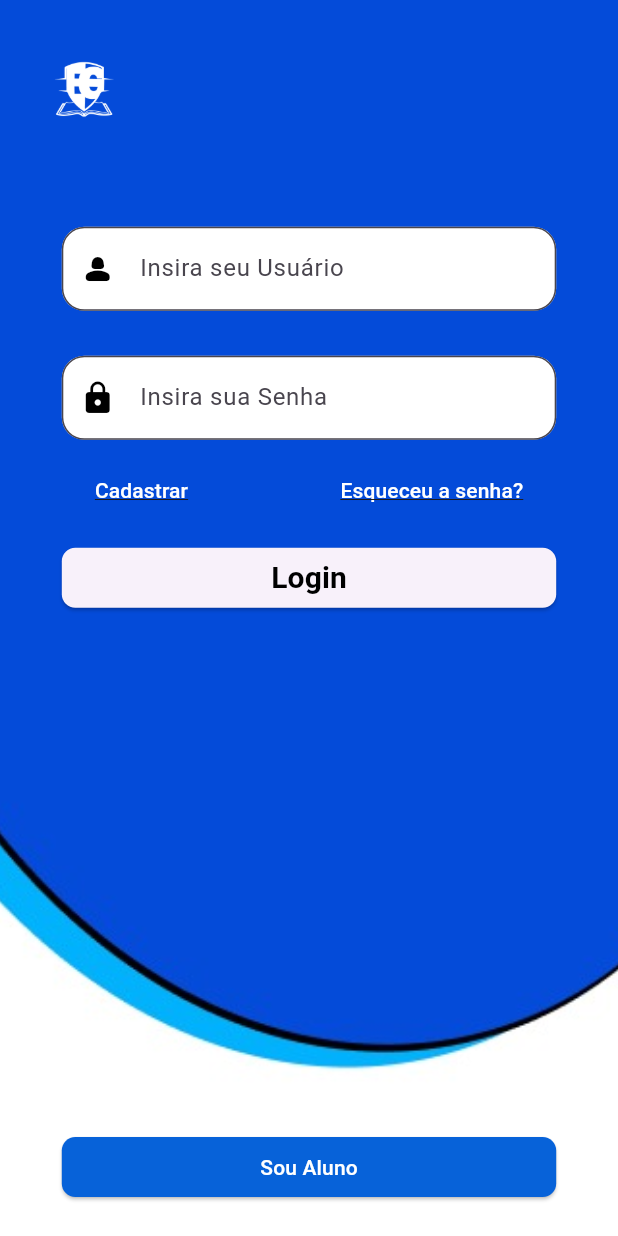
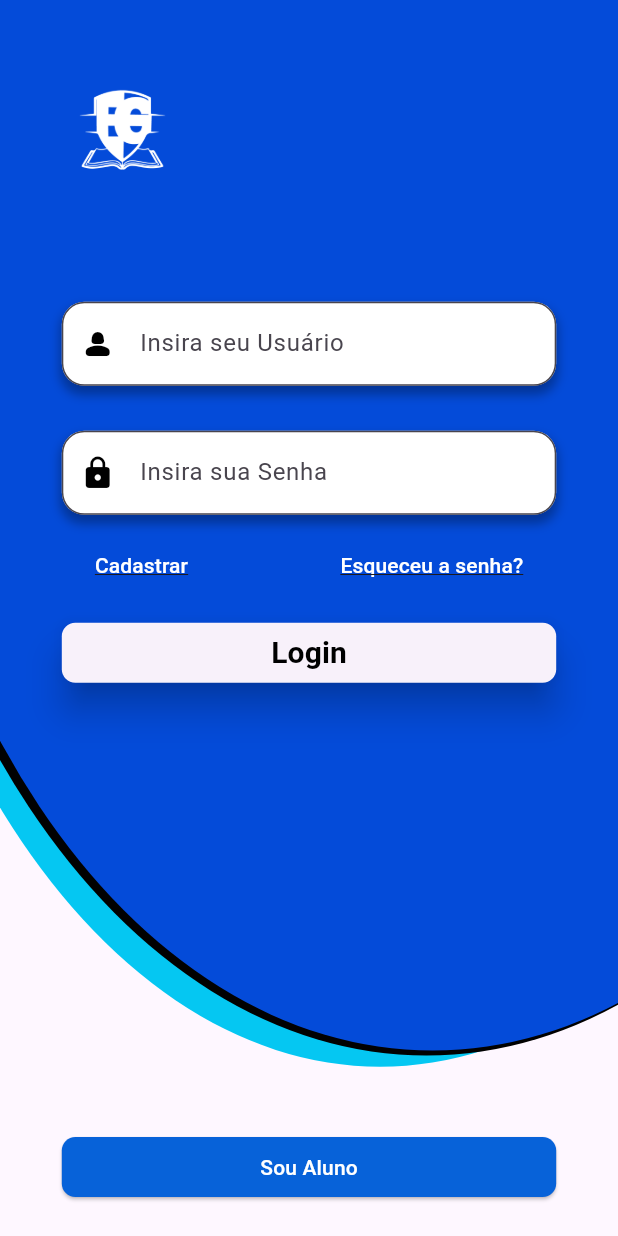
Before and after one commit to luanozn/Educa-Guard-Mobile, a Flutter app: the screen it shows after launch, on a phone screen of 412 x 824 dp. Run offline on Flutter 3.47's test engine with Material 3 defaults, Android fonts, the phone set to English and light mode, and no system bars; missing offline and left inert: face_camera.

Commit message:
Personalizando estilos, e crição do bakcground.

```diff
--- a/lib/views/auth/login_screen.dart
+++ b/lib/views/auth/login_screen.dart
@@ -1,3 +1,4 @@
+import 'package:educa_guardia/views/widgets//CircleBackground.dart';
 import 'package:educa_guardia/controllers/auth_controller.dart';
 import 'package:educa_guardia/views/recover_account_screen.dart';
 import 'package:flutter/material.dart';
@@ -15,12 +16,15 @@ class LoginScreen extends StatelessWidget {
     bool isKeyboardVisible = MediaQuery.of(context).viewInsets.bottom != 0;
 
     return Scaffold(
+
       body: Stack(
         children: [
           Positioned.fill(
-            child: Image.asset(
-              'assets/images/background_login.jpeg',
-              fit: BoxFit.cover,
+            child: CircleBackground(
+              numberOfCircles: 2,
+              colors: [
+                Colors.blue,
+              ],
             ),
           ),
           Column(
@@ -28,7 +32,7 @@ class LoginScreen extends StatelessWidget {
             children: [
               Image.asset(
                 "assets/images/Logo_SimplesBranca.png",
-                width: 110,
+                width: 160,
               ),
               Padding(
                 padding:
@@ -36,7 +40,19 @@ class LoginScreen extends StatelessWidget {
                 child: Form(
                   child: Column(
                     children: [
-                      TextFormField(
+                      Container(
+                        decoration: BoxDecoration(
+                          borderRadius: BorderRadius.circular(15),
+                          boxShadow: [
+                            BoxShadow(
+                              color: Colors.black.withOpacity(0.3),
+                              spreadRadius: 1,
+                              blurRadius: 5,
+                              offset: Offset(0, 5), // changes position of shadow
+                            ),
+                          ],
+                        ),
+                        child: TextFormField(
                           controller: _usernameController,
                           decoration: const InputDecoration(
                             labelText: 'Insira seu Usuário',
@@ -49,20 +65,36 @@ class LoginScreen extends StatelessWidget {
                             filled: true,
                           ),
                         ),
+                      ),
                       const SizedBox(
                         height: 30,
                       ),
-                      TextFormField(
+                      Container(
+                        decoration: BoxDecoration(
+                          borderRadius: BorderRadius.circular(15),
+                          boxShadow: [
+                            BoxShadow(
+                              color: Colors.black.withOpacity(0.3),
+                              spreadRadius: 1,
+                              blurRadius: 5,
+                              offset: Offset(0, 5), // changes position of shadow
+                            ),
+                          ],
+                        ),
+                        child: TextFormField(
                           controller: _passwordController,
+                          obscureText: true, // Para esconder a senha
                           decoration: const InputDecoration(
                             labelText: 'Insira sua Senha',
                             border: OutlineInputBorder(
-                                borderRadius:
-                                    BorderRadius.all(Radius.circular(15))),
+                              borderRadius: BorderRadius.all(Radius.circular(15)),
+                            ),
                             prefixIcon: Icon(Icons.lock),
                             prefixIconColor: Colors.black,
                             fillColor: Colors.white,
-                            filled: true),
+                            filled: true,
+                          ),
+                        ),
                       ),
                       Padding(
                         padding: const EdgeInsets.all(10),
@@ -114,7 +146,11 @@ class LoginScreen extends StatelessWidget {
                             },
                             style: ElevatedButton.styleFrom(
                                 shape: RoundedRectangleBorder(
-                                    borderRadius: BorderRadius.circular(9))),
+                                    borderRadius: BorderRadius.circular(9),
+                                ),
+                                elevation: 10, // Adiciona a sombra
+                                shadowColor: Colors.black.withOpacity(1), // Define a cor da sombra
+                                ),
                             child: const Text(
                               "Login",
                               style: TextStyle(
@@ -178,12 +214,13 @@ class LoginScreen extends StatelessWidget {
                           }
                         },
                         style: ElevatedButton.styleFrom(
+                            backgroundColor: const Color.fromRGBO(7, 98, 217, 1.0),
                             shape: RoundedRectangleBorder(
                                 borderRadius: BorderRadius.circular(9))),
                         child: const Text(
                           "Login",
                           style: TextStyle(
-                              color: Colors.black,
+                              color: Colors.white,
                               fontWeight: FontWeight.bold,
                               fontSize: 20),
                         ),
@@ -200,7 +237,10 @@ class LoginScreen extends StatelessWidget {
                                 borderRadius: BorderRadius.circular(9))),
                         child: const Text(
                           "Sou Aluno",
-                          style: TextStyle(color: Colors.white),
+                          style: TextStyle(
+                              color: Colors.white,
+                              fontWeight: FontWeight.bold,
+                              fontSize: 20),
                         ),
                       ),
                     ),
--- /dev/null
+++ b/lib/views/widgets/CircleBackground.dart
@@ -0,0 +1,156 @@
+import 'dart:math';
+import 'package:flutter/material.dart';
+
+class CircleBackground extends StatefulWidget {
+  final int numberOfCircles;
+  final List<Color> colors;
+
+  const CircleBackground({
+    Key? key,
+    this.numberOfCircles = 10,
+    this.colors = const [Color.fromRGBO(7, 98, 217, 1.0), Colors.black],
+  }) : super(key: key);
+
+  @override
+  _CircleBackgroundState createState() => _CircleBackgroundState();
+}
+
+class _CircleBackgroundState extends State<CircleBackground> with SingleTickerProviderStateMixin {
+  late AnimationController _controller;
+  late Animation<double> _animation;
+
+  @override
+  void initState() {
+    super.initState();
+    _controller = AnimationController(
+      duration: const Duration(milliseconds: 800),  // Aumentamos a duração
+      vsync: this,
+    );
+    _animation = CurvedAnimation(
+      parent: _controller,
+      curve: Curves.easeInOutCubic,  // Curva mais suave
+    );
+  }
+
+  @override
+  void dispose() {
+    _controller.dispose();
+    super.dispose();
+  }
+
+  @override
+  Widget build(BuildContext context) {
+    return AnimatedBuilder(
+      animation: _animation,
+      builder: (context, child) {
+        return CustomPaint(
+          painter: CircleAndOvalPainter(
+            numberOfCircles: widget.numberOfCircles,
+            colors: widget.colors,
+            animation: _animation,
+          ),
+          child: Container(),
+        );
+      },
+    );
+  }
+
+  @override
+  void didChangeDependencies() {
+    super.didChangeDependencies();
+    final bottomInset = MediaQuery.of(context).viewInsets.bottom;
+    if (bottomInset > 0) {
+      _controller.forward();
+    } else {
+      _controller.reverse();
+    }
+  }
+}
+
+class CircleAndOvalPainter extends CustomPainter {
+  final int numberOfCircles;
+  final List<Color> colors;
+  final Animation<double> animation;
+  final Random random = Random();
+  late List<Offset> circlePositions;
+  late List<double> circleRadii;
+  late List<Color> circleColors;
+
+  CircleAndOvalPainter({
+    required this.numberOfCircles,
+    required this.colors,
+    required this.animation,
+  }) : super(repaint: animation) {
+    circlePositions = List.generate(numberOfCircles, (_) => Offset.zero);
+    circleRadii = List.generate(numberOfCircles, (_) => 0.0);
+    circleColors = List.generate(numberOfCircles, (_) => Colors.white);
+  }
+
+  @override
+  void paint(Canvas canvas, Size size) {
+    final double animationValue = animation.value;
+
+    // Definir as cores para cada camada
+    final List<Color> layerColors = [
+      Color.fromRGBO(5, 199, 242, 1.0), //azul claro
+      Color.fromRGBO(1, 1, 1, 1.0), //preto
+      Color.fromRGBO(4, 75, 217, 1.0), //azul escuro
+    ];
+
+    // Definir os retângulos para cada camada
+    final List<Rect> layerRects = [
+      Rect.fromLTRB(
+        -size.width * 0.25,
+        -size.height * 0.55 - (size.height * 0.05 * animationValue),
+        size.width * 1.48,
+        size.height * 0.863 - (size.height * 0.05 * animationValue),
+      ),
+      Rect.fromLTRB(0
+          -size.width * 0.22,
+        -size.height * 0.52 - (size.height * 0.05 * animationValue),
+        size.width * 1.6,
+        size.height * 0.854 - (size.height * 0.05 * animationValue),
+      ),
+      Rect.fromLTRB(
+        -size.width * 0.2,
+        -size.height * 0.5 - (size.height * 0.05 * animationValue),
+        size.width * 1.6,
+        size.height * 0.85 - (size.height * 0.05 * animationValue),
+      ),
+    ];
+
+    // Desenhar cada camada
+    for (int i = 0; i < 3; i++) {
+      final ovalPaint = Paint()
+        ..color = layerColors[i]
+        ..style = PaintingStyle.fill;
+
+      canvas.drawOval(layerRects[i], ovalPaint);
+    }
+
+    // Desenhar círculos aleatórios
+    for (int i = 0; i < numberOfCircles; i++) {
+      if (circlePositions[i] == Offset.zero) {
+        circlePositions[i] = Offset(
+          random.nextDouble() * size.width,
+          random.nextDouble() * size.height,
+        );
+        circleRadii[i] = random.nextDouble() * 20 + 10;
+        circleColors[i] = colors[random.nextInt(colors.length)].withOpacity(0);
+      }
+
+      double y = circlePositions[i].dy - (size.height * 0.15 * animationValue);
+
+      final paint = Paint()
+        ..color = circleColors[i]
+        ..style = PaintingStyle.fill;
+
+      canvas.drawCircle(Offset(circlePositions[i].dx, y), circleRadii[i], paint);
+    }
+  }
+
+  @override
+  bool shouldRepaint(covariant CustomPainter oldDelegate) {
+    return true;
+  }
+}
```
Lines whose indentation alone changed are shown as unchanged.
